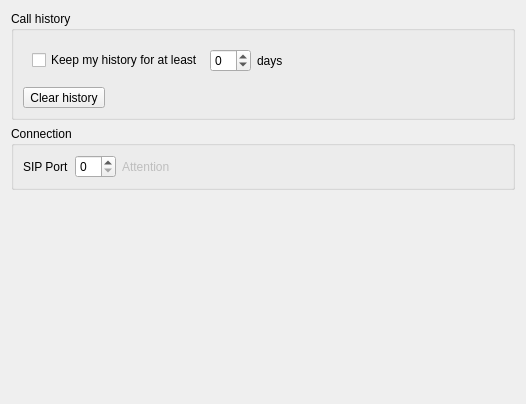
KDE/ring-kde, file src/conf/dlggeneralbase.ui: the form before one commit.
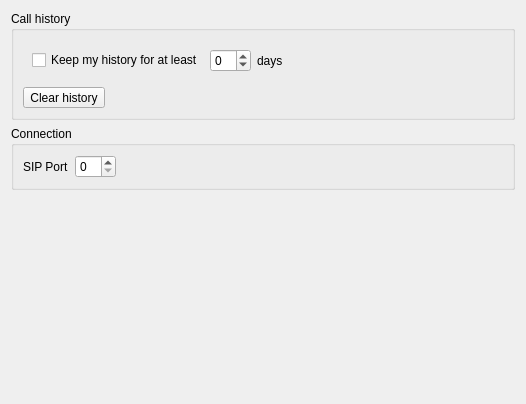
The form after the commit. Custom widgets are drawn as their Qt base class.

Patch:
```diff
--- a/src/conf/dlggeneralbase.ui
+++ b/src/conf/dlggeneralbase.ui
@@ -134,7 +134,7 @@
             <bool>false</bool>
            </property>
            <property name="text">
-            <string>Attention </string>
+            <string/>
            </property>
           </widget>
          </item>
```
Left out of the diff: 8 changed lines with no effect on the pictures.
